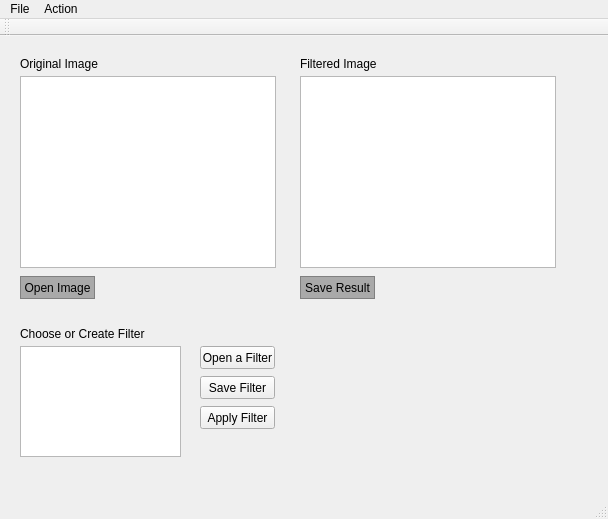
Above: convfilter.ui from lynch1/ConvFilters before the change. Below: the same form after it.
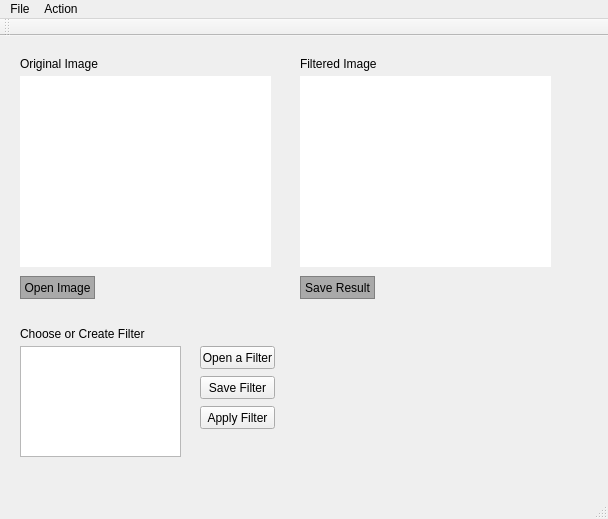
That is the form after the change.

Commit message: Instead of using a QGraphics widget, I'm using a QLabel. I got it working so that you can view the original image.

What changed in the file:
```diff
--- a/convfilter.ui
+++ b/convfilter.ui
@@ -14,16 +14,6 @@
    <string>ConvFilter</string>
   </property>
   <widget class="QWidget" name="centralWidget">
-   <widget class="QGraphicsView" name="originalImageView">
-    <property name="geometry">
-     <rect>
-      <x>20</x>
-      <y>40</y>
-      <width>256</width>
-      <height>192</height>
-     </rect>
-    </property>
-   </widget>
    <widget class="QPushButton" name="openSubimageButton">
     <property name="geometry">
      <rect>
@@ -193,16 +183,6 @@
      <string>Save Filter</string>
     </property>
    </widget>
-   <widget class="QGraphicsView" name="filteredImageView">
-    <property name="geometry">
-     <rect>
-      <x>300</x>
-      <y>40</y>
-      <width>256</width>
-      <height>192</height>
-     </rect>
-    </property>
-   </widget>
    <widget class="QPlainTextEdit" name="subimageValuesTextBox">
     <property name="geometry">
      <rect>
@@ -252,6 +232,38 @@
      <string>Choose or Create Filter</string>
     </property>
    </widget>
+   <widget class="QLabel" name="originalImageLabel">
+    <property name="geometry">
+     <rect>
+      <x>20</x>
+      <y>40</y>
+      <width>251</width>
+      <height>191</height>
+     </rect>
+    </property>
+    <property name="styleSheet">
+     <string notr="true">QLabel{background-color: rgb(255,255,255);}</string>
+    </property>
+    <property name="text">
+     <string/>
+    </property>
+   </widget>
+   <widget class="QLabel" name="filteredImageLabel">
+    <property name="geometry">
+     <rect>
+      <x>300</x>
+      <y>40</y>
+      <width>251</width>
+      <height>191</height>
+     </rect>
+    </property>
+    <property name="styleSheet">
+     <string notr="true">QLabel{background-color: rgb(255,255,255);}</string>
+    </property>
+    <property name="text">
+     <string/>
+    </property>
+   </widget>
   </widget>
   <widget class="QMenuBar" name="menuBar">
    <property name="geometry">
```
Left out of the diff: 4 changed lines with no effect on the pictures. The commit also changes 2 other files.
